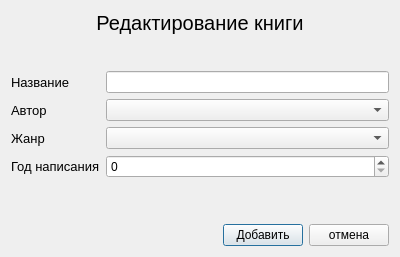
Before: the Qt Designer form book_change_dialog.ui in Charmpy/library-project, drawn with Qt 5.
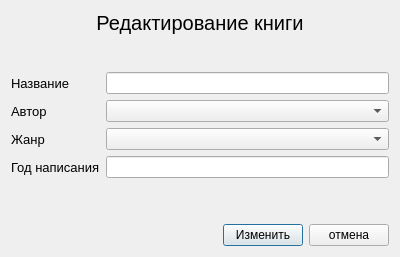
After: the same form once the commit is applied.

The edit to the form file:
```diff
--- a/book_change_dialog.ui
+++ b/book_change_dialog.ui
@@ -117,12 +117,12 @@
        </property>
       </widget>
      </item>
-     <item row="4" column="1">
-      <widget class="QSpinBox" name="spinBox_2"/>
-     </item>
      <item row="1" column="1">
       <widget class="QLineEdit" name="lineEdit_2"/>
      </item>
+     <item row="4" column="1">
+      <widget class="QLineEdit" name="lineEdit"/>
+     </item>
     </layout>
    </item>
    <item>
@@ -156,7 +156,7 @@
      <item>
       <widget class="QPushButton" name="ok_btn">
        <property name="text">
-        <string>Добавить</string>
+        <string>Изменить</string>
        </property>
       </widget>
      </item>
```
